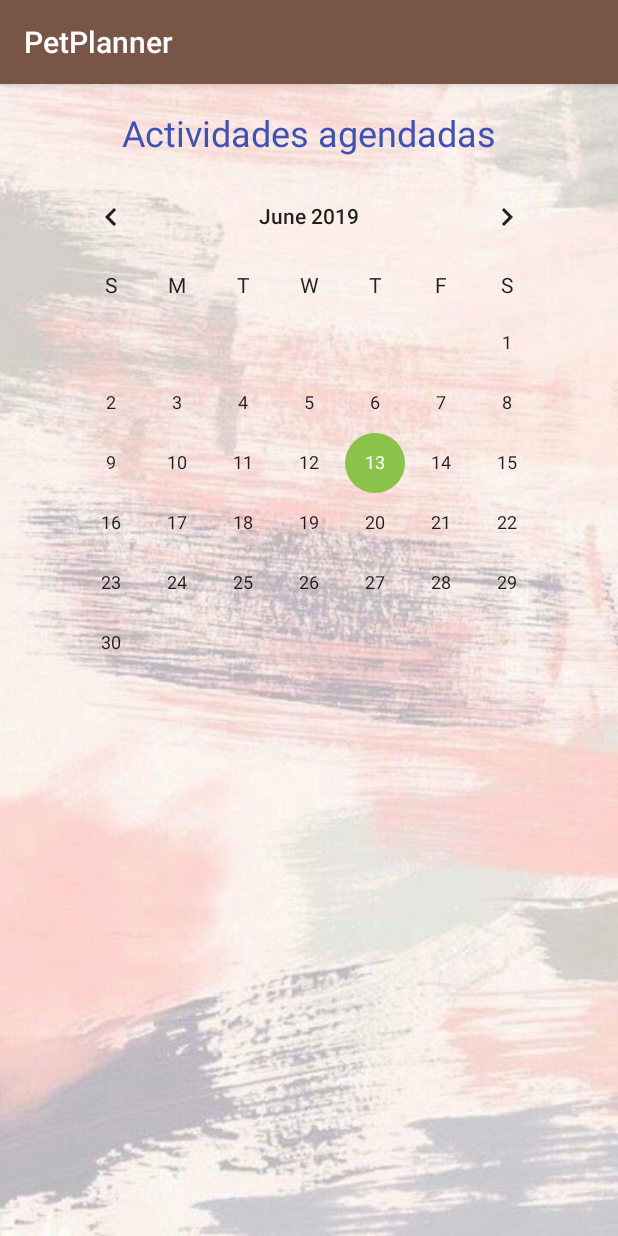
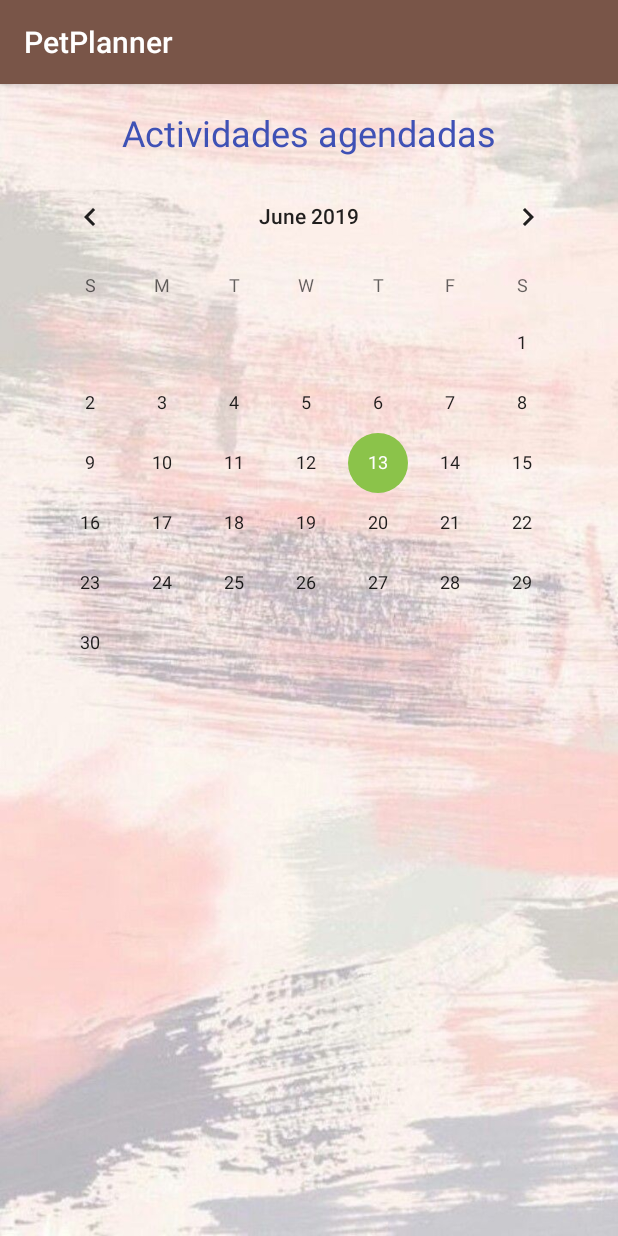
Before and after one commit to praq/Proyecto2-PDM, an Android app: the CalendarActivity screen opened directly, with no data from a screen before it, on a phone screen of 412 x 824 dp. Run offline under Robolectric (Android 15) with nearby library versions, the phone set to English and light mode, and no system bars.

Commit message:
CalendarView

```diff
--- a/PetPlanner/app/src/main/res/layout/activity_calendar.xml
+++ b/PetPlanner/app/src/main/res/layout/activity_calendar.xml
@@ -23,13 +23,12 @@
 
     <CalendarView
         android:id="@+id/calendarView"
-        android:layout_width="wrap_content"
-        android:layout_height="wrap_content"
+        android:layout_width="match_parent"
+        android:layout_height="match_parent"
         android:layout_below="@+id/txtActividades"
         android:layout_centerInParent="true"
         android:layout_marginTop="6dp"
         android:background="#00F5EEEE"
         android:maxDate="12/31/2030"
-        android:minDate="1/1/2019"
-        android:weekDayTextAppearance="@style/TextAppearance.AppCompat.Body1"></CalendarView>
+        android:minDate="1/1/2019"></CalendarView>
 </RelativeLayout>
```
